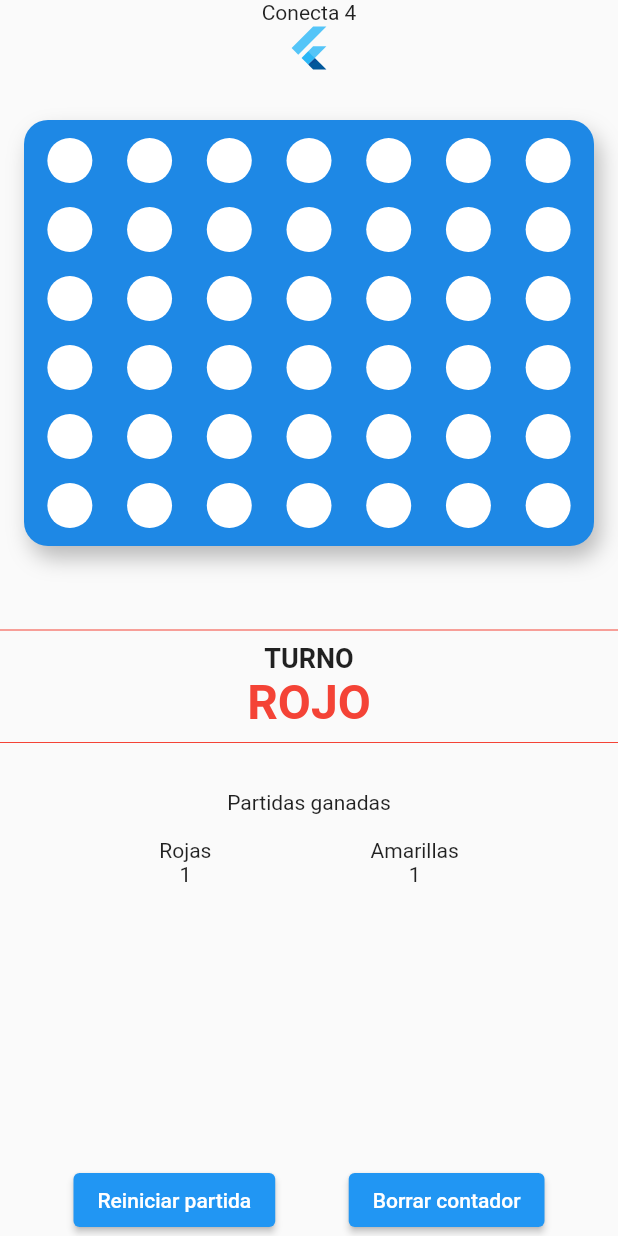
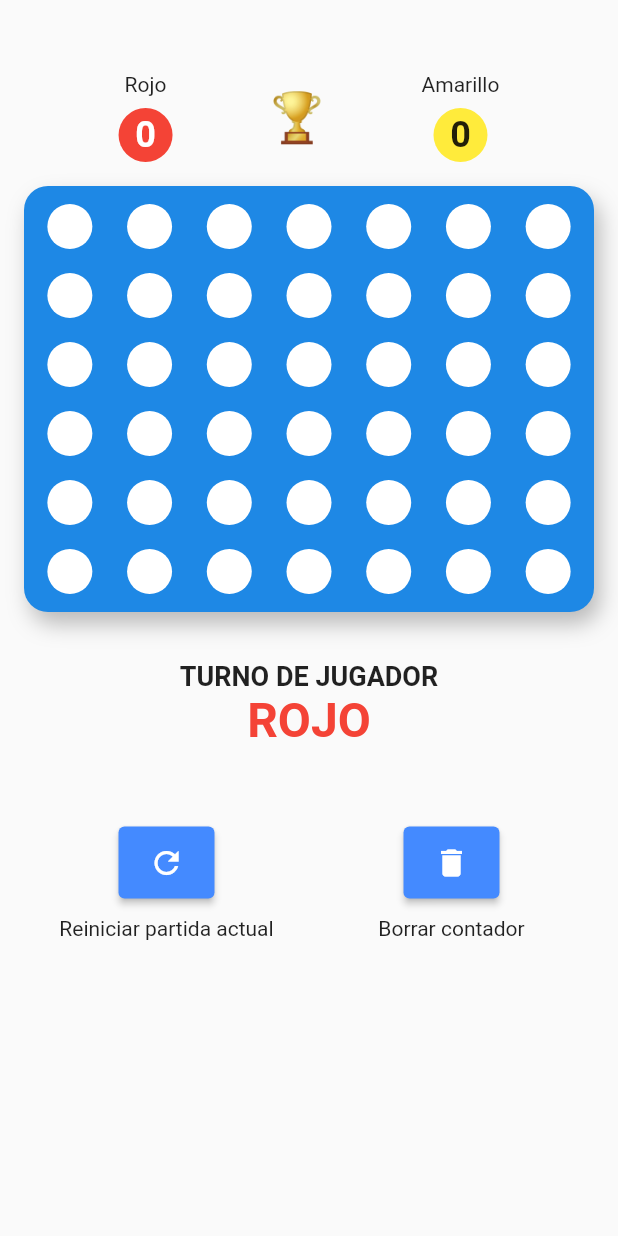
Before and after one commit to SanabriaDDi/conect4, a Flutter app: the screen it shows after launch, on a phone screen of 412 x 824 dp. Run offline on Flutter 3.47's test engine with Material 2 defaults, Android fonts, the phone set to English and light mode, and no system bars; our stand-ins replace flutter_bloc.

Commit message:
Guarda partidas ganadas de cada jugador
Reinicia contador de partidas ganadas.

Reordena UI.

```diff
--- a/lib/ui/home/board_cubit.dart
+++ b/lib/ui/home/board_cubit.dart
@@ -7,27 +7,35 @@ enum CircleOwner { free, redPlayer, yellowPlayer }
 class BoardState {
   static const int boardHeight = 6;
   static const int boardWidth = 7;
-  static const int numberConnected4 = 4;
+  static const int numberConnectedToWin = 4;
 
   final PlayerTurn playerTurn;
   final PlayerTurn? winner;
   final List<List<CircleOwner>> board;
+  final int gamesWinRedPlayer;
+  final int gamesWinYellowPlayer;
 
   BoardState(
       {this.playerTurn = PlayerTurn.redPlayer,
       this.winner,
-      List<List<CircleOwner>>? board})
+      List<List<CircleOwner>>? board,
+      this.gamesWinRedPlayer = 0,
+      this.gamesWinYellowPlayer = 0})
       : board = board ?? [];
 
   BoardState copyWith({
     PlayerTurn? playerTurn,
     PlayerTurn? winner,
     List<List<CircleOwner>>? board,
+    int? gamesWinRedPlayer,
+    int? gamesWinYellowPlayer,
   }) =>
       BoardState(
         playerTurn: playerTurn ?? this.playerTurn,
         winner: winner,
         board: board ?? this.board,
+        gamesWinRedPlayer: gamesWinRedPlayer ?? this.gamesWinRedPlayer,
+        gamesWinYellowPlayer: gamesWinYellowPlayer ?? this.gamesWinYellowPlayer,
       );
 }
 
@@ -44,6 +52,10 @@ class BoardCubit extends Cubit<BoardState> {
     }
 
     emit(state.copyWith(board: board, playerTurn: PlayerTurn.redPlayer));
+  }
+
+  void reloadCounterGames() {
+    emit(state.copyWith(gamesWinRedPlayer: 0, gamesWinYellowPlayer: 0));
   }
 
   void updateChip({
@@ -73,35 +85,45 @@ class BoardCubit extends Cubit<BoardState> {
 
         emit(state.copyWith(board: state.board, playerTurn: newPlayerTurn));
 
-        final bool endGame = existsConnect4Winner(
+        final bool endGame = _existsConnect4Winner(
           columnInitialPosition: columnPositionX,
           rowInitialPosition: rowPosition,
           owner: newChipOwner,
         );
 
         if (endGame) {
-          emit(state.copyWith(winner: playerTurn));
+          int gamesWinRedPlayer = state.gamesWinRedPlayer;
+          int gamesWinYellowPlayer = state.gamesWinYellowPlayer;
+
+          playerTurn == PlayerTurn.redPlayer
+              ? gamesWinRedPlayer++
+              : gamesWinYellowPlayer++;
+
+          emit(state.copyWith(
+            winner: playerTurn,
+            gamesWinRedPlayer: gamesWinRedPlayer,
+            gamesWinYellowPlayer: gamesWinYellowPlayer,
+          ));
         }
-
         break;
       }
     }
   }
 
-  bool existsConnect4Winner({
+  bool _existsConnect4Winner({
     required int columnInitialPosition,
     required int rowInitialPosition,
     required CircleOwner owner,
   }) {
     final bool connected4Horizontal =
-        horizontalSearch(columnInitialPosition, rowInitialPosition, owner);
+        _horizontalSearch(columnInitialPosition, rowInitialPosition, owner);
     final bool connected4Vertical =
-        verticalSearch(columnInitialPosition, rowInitialPosition, owner);
+        _verticalSearch(columnInitialPosition, rowInitialPosition, owner);
     final bool connected4DiagonalRightUpLeftDown =
-        diagonalRightUpLeftDownSearch(
+        _diagonalRightUpLeftDownSearch(
             columnInitialPosition, rowInitialPosition, owner);
     final bool connected4DiagonalLeftUpRightDown =
-        diagonalLeftUpRightDownSearch(
+        _diagonalLeftUpRightDownSearch(
             columnInitialPosition, rowInitialPosition, owner);
 
     if (connected4Horizontal ||
@@ -114,7 +136,7 @@ class BoardCubit extends Cubit<BoardState> {
     return false;
   }
 
-  bool horizontalSearch(int columnInitialPosition, int rowInitialPosition,
+  bool _horizontalSearch(int columnInitialPosition, int rowInitialPosition,
       CircleOwner circleOwner) {
     int numberHorizontalConnectedChips = 1;
     // Search initial to right
@@ -137,10 +159,10 @@ class BoardCubit extends Cubit<BoardState> {
       numberHorizontalConnectedChips += 1;
     }
 
-    return numberHorizontalConnectedChips >= BoardState.numberConnected4;
+    return numberHorizontalConnectedChips >= BoardState.numberConnectedToWin;
   }
 
-  bool verticalSearch(int columnInitialPosition, int rowInitialPosition,
+  bool _verticalSearch(int columnInitialPosition, int rowInitialPosition,
       CircleOwner circleOwner) {
     int numberVerticalConnectedChips = 1;
     // Search initial to up not needed
@@ -154,10 +176,10 @@ class BoardCubit extends Cubit<BoardState> {
       numberVerticalConnectedChips += 1;
     }
 
-    return numberVerticalConnectedChips >= BoardState.numberConnected4;
+    return numberVerticalConnectedChips >= BoardState.numberConnectedToWin;
   }
 
-  bool diagonalRightUpLeftDownSearch(int columnInitialPosition,
+  bool _diagonalRightUpLeftDownSearch(int columnInitialPosition,
       int rowInitialPosition, CircleOwner circleOwner) {
     int numberHorizontalConnectedChips = 1;
 
@@ -195,10 +217,10 @@ class BoardCubit extends Cubit<BoardState> {
 
     newRowIndexSelected = rowInitialPosition + 1;
 
-    return numberHorizontalConnectedChips >= BoardState.numberConnected4;
+    return numberHorizontalConnectedChips >= BoardState.numberConnectedToWin;
   }
 
-  bool diagonalLeftUpRightDownSearch(int columnInitialPosition,
+  bool _diagonalLeftUpRightDownSearch(int columnInitialPosition,
       int rowInitialPosition, CircleOwner circleOwner) {
     int numberHorizontalConnectedChips = 1;
 
@@ -236,6 +258,6 @@ class BoardCubit extends Cubit<BoardState> {
 
     newRowIndexSelected = rowInitialPosition + 1;
 
-    return numberHorizontalConnectedChips >= BoardState.numberConnected4;
+    return numberHorizontalConnectedChips >= BoardState.numberConnectedToWin;
   }
 }
--- a/lib/ui/home/home_page.dart
+++ b/lib/ui/home/home_page.dart
@@ -13,30 +13,25 @@ class HomePage extends StatelessWidget {
     return BlocProvider(
       create: (context) => BoardCubit()..initialBoard(),
       child: Scaffold(
-        body: Stack(
-          children: [
-            Container(
+        body: SingleChildScrollView(
+          child: Padding(
+            padding: const EdgeInsets.all(16),
+            child: Container(
               margin: EdgeInsets.only(top: paddingNotificationsBar),
               child: Column(
                 children: const [
-                  Text('Conecta 4'),
-                  FlutterLogo(
-                    size: 32,
-                  ),
+                  SizedBox(height: 16),
+                  CounterPoints(),
                   SizedBox(height: 16),
                   BoardGame(),
                   SizedBox(height: 32),
-                  CounterPoints()
+                  TurnIndicator(),
+                  SizedBox(height: 36),
+                  ActionButtons(),
                 ],
               ),
             ),
-            const Positioned(
-              bottom: 0,
-              left: 0,
-              right: 0,
-              child: ActionButtons(),
-            ),
-          ],
+          ),
         ),
       ),
     );
--- a/lib/ui/home/widgets/action_buttons.dart
+++ b/lib/ui/home/widgets/action_buttons.dart
@@ -8,15 +8,46 @@ class ActionButtons extends StatelessWidget {
   @override
   Widget build(BuildContext context) {
     return Row(
-      mainAxisAlignment: MainAxisAlignment.spaceEvenly,
+      mainAxisAlignment: MainAxisAlignment.spaceBetween,
       children: [
-        ElevatedButton(
-          onPressed: () => context.read<BoardCubit>().initialBoard(),
-          child: const Text('Reiniciar partida'),
+        Expanded(
+          child: Padding(
+            padding: const EdgeInsets.all(16),
+            child: Column(
+              children: [
+                ElevatedButton(
+                  style: ElevatedButton.styleFrom(
+                    backgroundColor: Colors.blueAccent,
+                    padding: const EdgeInsets.all(12),
+                  ),
+                  onPressed: () => context.read<BoardCubit>().initialBoard(),
+                  child: const Icon(Icons.refresh_outlined),
+                ),
+                const SizedBox(height: 12),
+                const Text('Reiniciar partida actual'),
+              ],
+            ),
+          ),
         ),
-        ElevatedButton(
-          onPressed: () {},
-          child: const Text('Borrar contador'),
+        Expanded(
+          child: Padding(
+            padding: const EdgeInsets.all(16),
+            child: Column(
+              children: [
+                ElevatedButton(
+                  style: ElevatedButton.styleFrom(
+                    backgroundColor: Colors.blueAccent,
+                    padding: const EdgeInsets.all(12),
+                  ),
+                  onPressed: () =>
+                      context.read<BoardCubit>().reloadCounterGames(),
+                  child: const Icon(Icons.delete),
+                ),
+                const SizedBox(height: 12),
+                const Text('Borrar contador'),
+              ],
+            ),
+          ),
         ),
       ],
     );
--- a/lib/ui/home/widgets/board_game.dart
+++ b/lib/ui/home/widgets/board_game.dart
@@ -21,18 +21,9 @@ class BoardGame extends StatelessWidget {
           ),
         ],
       ),
-      margin: const EdgeInsets.all(16),
       padding: const EdgeInsets.all(4),
       child: BlocConsumer<BoardCubit, BoardState>(
-        listener: (context, state) {
-          if (state.winner != null) {
-            final String winner =
-                state.winner == PlayerTurn.redPlayer ? 'ROJO' : 'AMARILLO';
-
-            ScaffoldMessenger.of(context)
-                .showSnackBar(SnackBar(content: Text('GANA $winner')));
-          }
-        },
+        listener: (context, state) {},
         builder: (context, state) {
           return Row(
             mainAxisAlignment: MainAxisAlignment.spaceEvenly,
@@ -43,6 +34,10 @@ class BoardGame extends StatelessWidget {
                           column: e,
                         ),
                         onTap: () {
+                          if (state.winner != null) {
+                            context.read<BoardCubit>().initialBoard();
+                            return;
+                          }
                           context.read<BoardCubit>().updateChip(
                               columnPositionX: state.board.indexOf(e));
                         },
--- a/lib/ui/home/widgets/counter_points.dart
+++ b/lib/ui/home/widgets/counter_points.dart
@@ -11,63 +11,58 @@ class CounterPoints extends StatelessWidget {
       builder: (context, state) {
         return Column(
           children: [
-            Divider(
-              color: state.playerTurn == PlayerTurn.redPlayer
-                  ? Colors.red
-                  : Colors.yellow,
-            ),
+            const SizedBox(height: 16),
             Row(
-              mainAxisSize: MainAxisSize.max,
-              mainAxisAlignment: MainAxisAlignment.center,
+              mainAxisAlignment: MainAxisAlignment.spaceEvenly,
               children: [
                 Column(
                   children: [
-                    const Text(
-                      'TURNO',
-                      style: TextStyle(
-                        fontSize: 18,
-                        fontWeight: FontWeight.bold,
+                    const Text('Rojo'),
+                    const SizedBox(height: 8),
+                    Container(
+                      width: 36,
+                      height: 36,
+                      decoration: BoxDecoration(
+                        color: Colors.red,
+                        borderRadius: BorderRadius.circular(32),
                       ),
-                    ),
-                    Text(
-                      state.playerTurn == PlayerTurn.redPlayer
-                          ? 'ROJO'
-                          : 'AMARILLO',
-                      style: TextStyle(
-                          color: state.playerTurn == PlayerTurn.redPlayer
-                              ? Colors.red
-                              : Colors.yellow,
-                          fontWeight: FontWeight.bold,
-                          fontSize: 32),
+                      child: Center(
+                        child: Text(
+                          '${state.gamesWinRedPlayer}',
+                          style: const TextStyle(
+                            color: Colors.white,
+                            fontSize: 24,
+                            fontWeight: FontWeight.bold,
+                          ),
+                        ),
+                      ),
                     ),
                   ],
                 ),
-              ],
-            ),
-            Divider(
-              color: state.playerTurn == PlayerTurn.redPlayer
-                  ? Colors.red
-                  : Colors.yellow,
-            ),
-            const SizedBox(height: 24),
-            Column(
-              children: [
-                const Text('Partidas ganadas'),
-                const SizedBox(height: 16),
-                Row(
-                  mainAxisAlignment: MainAxisAlignment.spaceEvenly,
+                const Text(
+                  '🏆',
+                  style: TextStyle(fontSize: 32),
+                ),
+                Column(
                   children: [
-                    Column(
-                      children: const [
-                        Text('Rojas'),
-                        Text('1'),
-                      ],
-                    ),
-                    Column(
-                      children: const [
-                        Text('Amarillas'),
-                        Text('1'),
-                      ],
+                    const Text('Amarillo'),
+                    const SizedBox(height: 8),
+                    Container(
+                      width: 36,
+                      height: 36,
+                      decoration: BoxDecoration(
+                        color: Colors.yellow,
+                        borderRadius: BorderRadius.circular(32),
+                      ),
+                      child: Center(
+                        child: Text(
+                          '${state.gamesWinYellowPlayer}',
+                          style: const TextStyle(
+                            fontSize: 24,
+                            fontWeight: FontWeight.bold,
+                          ),
+                        ),
+                      ),
                     ),
                   ],
                 ),
--- a/lib/ui/home/widgets/index.dart
+++ b/lib/ui/home/widgets/index.dart
@@ -1,3 +1,4 @@
 export 'action_buttons.dart';
 export 'counter_points.dart';
 export 'board_game.dart';
+export 'turn_indicator.dart';
--- /dev/null
+++ b/lib/ui/home/widgets/turn_indicator.dart
@@ -0,0 +1,67 @@
+import 'package:conect4/ui/home/board_cubit.dart';
+import 'package:flutter/material.dart';
+import 'package:flutter_bloc/flutter_bloc.dart';
+
+class TurnIndicator extends StatelessWidget {
+  const TurnIndicator({Key? key}) : super(key: key);
+
+  @override
+  Widget build(BuildContext context) {
+    return BlocBuilder<BoardCubit, BoardState>(
+      builder: (context, state) {
+        return Column(
+          children: [
+            if (state.winner == null) ...[
+              Row(
+                mainAxisSize: MainAxisSize.max,
+                mainAxisAlignment: MainAxisAlignment.center,
+                children: [
+                  Column(
+                    children: [
+                      const Text(
+                        'TURNO DE JUGADOR',
+                        style: TextStyle(
+                          fontSize: 18,
+                          fontWeight: FontWeight.bold,
+                        ),
+                      ),
+                      Text(
+                        state.playerTurn == PlayerTurn.redPlayer
+                            ? 'ROJO'
+                            : 'AMARILLO',
+                        style: TextStyle(
+                            color: state.playerTurn == PlayerTurn.redPlayer
+                                ? Colors.red
+                                : Colors.yellow,
+                            fontWeight: FontWeight.bold,
+                            fontSize: 32),
+                      ),
+                    ],
+                  ),
+                ],
+              ),
+            ] else ...[
+              const Text(
+                'JUGADOR GANADOR',
+                style: TextStyle(
+                  fontSize: 24,
+                  fontWeight: FontWeight.bold,
+                ),
+              ),
+              Text(
+                state.winner == PlayerTurn.redPlayer ? 'ROJO' : 'AMARILLO',
+                style: TextStyle(
+                  color: state.winner == PlayerTurn.redPlayer
+                      ? Colors.red
+                      : Colors.yellow,
+                  fontWeight: FontWeight.bold,
+                  fontSize: 36,
+                ),
+              ),
+            ],
+          ],
+        );
+      },
+    );
+  }
+}
```
